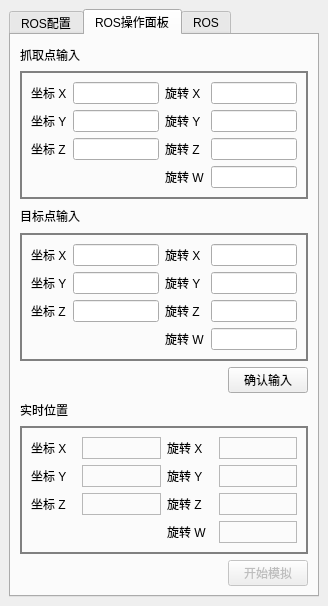
First picture: the form in src/test_gui/ui/main_window.ui, repository DannyJuly/viwistar_gui, before the edit.
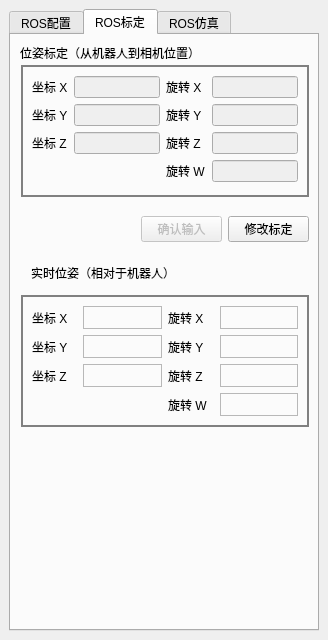
Second picture: the form after the edit. The open tabs and pages were chosen to show the change. Icons and pictures are not drawn.

Diff of the .ui file:
```diff
--- a/src/test_gui/ui/main_window.ui
+++ b/src/test_gui/ui/main_window.ui
@@ -7,13 +7,13 @@
     <x>0</x>
     <y>0</y>
     <width>328</width>
-    <height>606</height>
+    <height>640</height>
    </rect>
   </property>
   <property name="minimumSize">
    <size>
     <width>328</width>
-    <height>606</height>
+    <height>640</height>
    </size>
   </property>
   <property name="maximumSize">
@@ -495,225 +495,441 @@
       </widget>
       <widget class="QWidget" name="Ros_control">
        <attribute name="title">
-        <string>ROS操作面板</string>
+        <string>ROS标定</string>
+       </attribute>
+       <widget class="QLabel" name="label_4">
+        <property name="geometry">
+         <rect>
+          <x>9</x>
+          <y>9</y>
+          <width>180</width>
+          <height>18</height>
+         </rect>
+        </property>
+        <property name="text">
+         <string>位姿标定（从机器人到相机位置）</string>
+        </property>
+       </widget>
+       <widget class="QGroupBox" name="origin_input_2">
+        <property name="enabled">
+         <bool>true</bool>
+        </property>
+        <property name="geometry">
+         <rect>
+          <x>10</x>
+          <y>30</y>
+          <width>288</width>
+          <height>132</height>
+         </rect>
+        </property>
+        <property name="styleSheet">
+         <string notr="true">QGroupBox{
+border-width:2px;
+border-style:solid;
+border-color:gray;
+margin-top:0.5ex;
+}</string>
+        </property>
+        <property name="title">
+         <string/>
+        </property>
+        <layout class="QGridLayout" name="gridLayout_9">
+         <item row="0" column="1">
+          <widget class="QLineEdit" name="lineEdit_calibration_x">
+           <property name="enabled">
+            <bool>false</bool>
+           </property>
+           <property name="text">
+            <string/>
+           </property>
+          </widget>
+         </item>
+         <item row="0" column="3">
+          <widget class="QLineEdit" name="lineEdit_calibration_rotation_x">
+           <property name="enabled">
+            <bool>false</bool>
+           </property>
+          </widget>
+         </item>
+         <item row="1" column="3">
+          <widget class="QLineEdit" name="lineEdit_calibration_rotation_y">
+           <property name="enabled">
+            <bool>false</bool>
+           </property>
+          </widget>
+         </item>
+         <item row="0" column="2">
+          <widget class="QLabel" name="label_32">
+           <property name="text">
+            <string>旋转 X</string>
+           </property>
+          </widget>
+         </item>
+         <item row="1" column="1">
+          <widget class="QLineEdit" name="lineEdit_calibration_y">
+           <property name="enabled">
+            <bool>false</bool>
+           </property>
+          </widget>
+         </item>
+         <item row="1" column="0">
+          <widget class="QLabel" name="label_33">
+           <property name="text">
+            <string>坐标 Y</string>
+           </property>
+          </widget>
+         </item>
+         <item row="0" column="0">
+          <widget class="QLabel" name="label_34">
+           <property name="text">
+            <string>坐标 X</string>
+           </property>
+          </widget>
+         </item>
+         <item row="2" column="1">
+          <widget class="QLineEdit" name="lineEdit_calibration_z">
+           <property name="enabled">
+            <bool>false</bool>
+           </property>
+          </widget>
+         </item>
+         <item row="2" column="2">
+          <widget class="QLabel" name="label_37">
+           <property name="text">
+            <string>旋转 Z</string>
+           </property>
+          </widget>
+         </item>
+         <item row="2" column="0">
+          <widget class="QLabel" name="label_39">
+           <property name="text">
+            <string>坐标 Z</string>
+           </property>
+          </widget>
+         </item>
+         <item row="2" column="3">
+          <widget class="QLineEdit" name="lineEdit_calibration_rotation_z">
+           <property name="enabled">
+            <bool>false</bool>
+           </property>
+          </widget>
+         </item>
+         <item row="1" column="2">
+          <widget class="QLabel" name="label_40">
+           <property name="text">
+            <string>旋转 Y</string>
+           </property>
+          </widget>
+         </item>
+         <item row="3" column="2">
+          <widget class="QLabel" name="label_41">
+           <property name="text">
+            <string>旋转 W</string>
+           </property>
+          </widget>
+         </item>
+         <item row="3" column="3">
+          <widget class="QLineEdit" name="lineEdit_calibration_rotation_w">
+           <property name="enabled">
+            <bool>false</bool>
+           </property>
+          </widget>
+         </item>
+        </layout>
+       </widget>
+       <widget class="QLabel" name="label_5">
+        <property name="geometry">
+         <rect>
+          <x>20</x>
+          <y>230</y>
+          <width>171</width>
+          <height>16</height>
+         </rect>
+        </property>
+        <property name="text">
+         <string>实时位姿（相对于机器人）</string>
+        </property>
+       </widget>
+       <widget class="QGroupBox" name="groupBox_6">
+        <property name="geometry">
+         <rect>
+          <x>10</x>
+          <y>260</y>
+          <width>288</width>
+          <height>132</height>
+         </rect>
+        </property>
+        <property name="styleSheet">
+         <string notr="true">QGroupBox{
+border-width:2px;
+border-style:solid;
+border-color:gray;
+margin-top:0.5ex;
+}</string>
+        </property>
+        <property name="title">
+         <string/>
+        </property>
+        <layout class="QGridLayout" name="gridLayout_10">
+         <item row="0" column="1">
+          <widget class="QLabel" name="label_realtime_x_2">
+           <property name="frameShape">
+            <enum>QFrame::StyledPanel</enum>
+           </property>
+           <property name="frameShadow">
+            <enum>QFrame::Raised</enum>
+           </property>
+           <property name="text">
+            <string/>
+           </property>
+          </widget>
+         </item>
+         <item row="0" column="4">
+          <widget class="QLabel" name="label_realtime_rotation_x_2">
+           <property name="frameShape">
+            <enum>QFrame::StyledPanel</enum>
+           </property>
+           <property name="frameShadow">
+            <enum>QFrame::Raised</enum>
+           </property>
+           <property name="text">
+            <string/>
+           </property>
+          </widget>
+         </item>
+         <item row="1" column="1">
+          <widget class="QLabel" name="label_realtime_y_2">
+           <property name="frameShape">
+            <enum>QFrame::StyledPanel</enum>
+           </property>
+           <property name="frameShadow">
+            <enum>QFrame::Raised</enum>
+           </property>
+           <property name="text">
+            <string/>
+           </property>
+          </widget>
+         </item>
+         <item row="0" column="0">
+          <widget class="QLabel" name="label_42">
+           <property name="minimumSize">
+            <size>
+             <width>45</width>
+             <height>22</height>
+            </size>
+           </property>
+           <property name="maximumSize">
+            <size>
+             <width>45</width>
+             <height>16777215</height>
+            </size>
+           </property>
+           <property name="text">
+            <string>坐标 X</string>
+           </property>
+          </widget>
+         </item>
+         <item row="2" column="0">
+          <widget class="QLabel" name="label_43">
+           <property name="minimumSize">
+            <size>
+             <width>45</width>
+             <height>22</height>
+            </size>
+           </property>
+           <property name="maximumSize">
+            <size>
+             <width>37</width>
+             <height>16777215</height>
+            </size>
+           </property>
+           <property name="text">
+            <string>坐标 Z</string>
+           </property>
+          </widget>
+         </item>
+         <item row="2" column="3">
+          <widget class="QLabel" name="label_44">
+           <property name="minimumSize">
+            <size>
+             <width>46</width>
+             <height>22</height>
+            </size>
+           </property>
+           <property name="maximumSize">
+            <size>
+             <width>45</width>
+             <height>16777215</height>
+            </size>
+           </property>
+           <property name="text">
+            <string>旋转 Z</string>
+           </property>
+          </widget>
+         </item>
+         <item row="1" column="0">
+          <widget class="QLabel" name="label_45">
+           <property name="minimumSize">
+            <size>
+             <width>45</width>
+             <height>22</height>
+            </size>
+           </property>
+           <property name="maximumSize">
+            <size>
+             <width>37</width>
+             <height>16777215</height>
+            </size>
+           </property>
+           <property name="text">
+            <string>坐标 Y</string>
+           </property>
+          </widget>
+         </item>
+         <item row="0" column="3">
+          <widget class="QLabel" name="label_46">
+           <property name="minimumSize">
+            <size>
+             <width>46</width>
+             <height>22</height>
+            </size>
+           </property>
+           <property name="maximumSize">
+            <size>
+             <width>45</width>
+             <height>16777215</height>
+            </size>
+           </property>
+           <property name="text">
+            <string>旋转 X</string>
+           </property>
+          </widget>
+         </item>
+         <item row="1" column="4">
+          <widget class="QLabel" name="label_realtime_rotation_y_2">
+           <property name="frameShape">
+            <enum>QFrame::StyledPanel</enum>
+           </property>
+           <property name="frameShadow">
+            <enum>QFrame::Raised</enum>
+           </property>
+           <property name="text">
+            <string/>
+           </property>
+          </widget>
+         </item>
+         <item row="2" column="4">
+          <widget class="QLabel" name="label_realtime_rotation_z_2">
+           <property name="frameShape">
+            <enum>QFrame::StyledPanel</enum>
+           </property>
+           <property name="frameShadow">
+            <enum>QFrame::Raised</enum>
+           </property>
+           <property name="text">
+            <string/>
+           </property>
+          </widget>
+         </item>
+         <item row="1" column="3">
+          <widget class="QLabel" name="label_47">
+           <property name="minimumSize">
+            <size>
+             <width>46</width>
+             <height>22</height>
+            </size>
+           </property>
+           <property name="maximumSize">
+            <size>
+             <width>45</width>
+             <height>16777215</height>
+            </size>
+           </property>
+           <property name="text">
+            <string>旋转 Y</string>
+           </property>
+          </widget>
+         </item>
+         <item row="2" column="1">
+          <widget class="QLabel" name="label_realtime_z_2">
+           <property name="frameShape">
+            <enum>QFrame::StyledPanel</enum>
+           </property>
+           <property name="text">
+            <string/>
+           </property>
+          </widget>
+         </item>
+         <item row="3" column="3">
+          <widget class="QLabel" name="label_48">
+           <property name="minimumSize">
+            <size>
+             <width>46</width>
+             <height>22</height>
+            </size>
+           </property>
+           <property name="maximumSize">
+            <size>
+             <width>45</width>
+             <height>16777215</height>
+            </size>
+           </property>
+           <property name="text">
+            <string>旋转 W</string>
+           </property>
+          </widget>
+         </item>
+         <item row="3" column="4">
+          <widget class="QLabel" name="label_realtime_rotation_w_2">
+           <property name="frameShape">
+            <enum>QFrame::StyledPanel</enum>
+           </property>
+           <property name="frameShadow">
+            <enum>QFrame::Raised</enum>
+           </property>
+           <property name="text">
+            <string/>
+           </property>
+          </widget>
+         </item>
+        </layout>
+       </widget>
+       <widget class="QWidget" name="">
+        <property name="geometry">
+         <rect>
+          <x>130</x>
+          <y>180</y>
+          <width>168</width>
+          <height>28</height>
+         </rect>
+        </property>
+        <layout class="QHBoxLayout" name="horizontalLayout">
+         <item>
+          <widget class="QPushButton" name="button_calibration_confirm">
+           <property name="enabled">
+            <bool>false</bool>
+           </property>
+           <property name="text">
+            <string>确认输入</string>
+           </property>
+          </widget>
+         </item>
+         <item>
+          <widget class="QPushButton" name="button_calibration_edit">
+           <property name="text">
+            <string>修改标定</string>
+           </property>
+          </widget>
+         </item>
+        </layout>
+       </widget>
+      </widget>
+      <widget class="QWidget" name="Ros_simulation">
+       <attribute name="title">
+        <string>ROS仿真</string>
        </attribute>
        <layout class="QGridLayout" name="gridLayout_5">
-        <item row="0" column="0">
-         <widget class="QLabel" name="label_10">
-          <property name="text">
-           <string>抓取点输入</string>
-          </property>
-         </widget>
-        </item>
-        <item row="1" column="0" colspan="3">
-         <widget class="QGroupBox" name="groupBox_3">
-          <property name="styleSheet">
-           <string notr="true">QGroupBox{
-border-width:2px;
-border-style:solid;
-border-color:gray;
-margin-top:0.5ex;
-}</string>
-          </property>
-          <property name="title">
-           <string/>
-          </property>
-          <layout class="QGridLayout" name="gridLayout_3">
-           <item row="1" column="2">
-            <widget class="QLabel" name="label_24">
-             <property name="text">
-              <string>旋转 Y</string>
-             </property>
-            </widget>
-           </item>
-           <item row="1" column="0">
-            <widget class="QLabel" name="label_12">
-             <property name="text">
-              <string>坐标 Y</string>
-             </property>
-            </widget>
-           </item>
-           <item row="2" column="1">
-            <widget class="QLineEdit" name="lineEdit_origin_z"/>
-           </item>
-           <item row="0" column="2">
-            <widget class="QLabel" name="label_23">
-             <property name="text">
-              <string>旋转 X</string>
-             </property>
-            </widget>
-           </item>
-           <item row="0" column="0">
-            <widget class="QLabel" name="label_11">
-             <property name="text">
-              <string>坐标 X</string>
-             </property>
-            </widget>
-           </item>
-           <item row="0" column="3">
-            <widget class="QLineEdit" name="lineEdit_origin_rotation_x"/>
-           </item>
-           <item row="1" column="3">
-            <widget class="QLineEdit" name="lineEdit_origin_rotation_y"/>
-           </item>
-           <item row="2" column="0">
-            <widget class="QLabel" name="label_13">
-             <property name="text">
-              <string>坐标 Z</string>
-             </property>
-            </widget>
-           </item>
-           <item row="3" column="2">
-            <widget class="QLabel" name="label_35">
-             <property name="text">
-              <string>旋转 W</string>
-             </property>
-            </widget>
-           </item>
-           <item row="3" column="3">
-            <widget class="QLineEdit" name="lineEdit_origin_rotation_w"/>
-           </item>
-           <item row="2" column="3">
-            <widget class="QLineEdit" name="lineEdit_origin_rotation_z"/>
-           </item>
-           <item row="0" column="1">
-            <widget class="QLineEdit" name="lineEdit_origin_x"/>
-           </item>
-           <item row="1" column="1">
-            <widget class="QLineEdit" name="lineEdit_origin_y"/>
-           </item>
-           <item row="2" column="2">
-            <widget class="QLabel" name="label_22">
-             <property name="text">
-              <string>旋转 Z</string>
-             </property>
-            </widget>
-           </item>
-          </layout>
-         </widget>
-        </item>
-        <item row="2" column="0">
-         <widget class="QLabel" name="label_20">
-          <property name="text">
-           <string>目标点输入</string>
-          </property>
-         </widget>
-        </item>
-        <item row="3" column="0" colspan="3">
-         <widget class="QGroupBox" name="groupBox_4">
-          <property name="styleSheet">
-           <string notr="true">QGroupBox{
-border-width:2px;
-border-style:solid;
-border-color:gray;
-margin-top:0.5ex;
-}</string>
-          </property>
-          <property name="title">
-           <string/>
-          </property>
-          <layout class="QGridLayout" name="gridLayout_7">
-           <item row="2" column="1">
-            <widget class="QLineEdit" name="lineEdit_target_z"/>
-           </item>
-           <item row="1" column="0">
-            <widget class="QLabel" name="label_15">
-             <property name="text">
-              <string>坐标 Y</string>
-             </property>
-            </widget>
-           </item>
-           <item row="0" column="3">
-            <widget class="QLineEdit" name="lineEdit_target_rotation_x"/>
-           </item>
-           <item row="1" column="3">
-            <widget class="QLineEdit" name="lineEdit_target_rotation_y"/>
-           </item>
-           <item row="0" column="1">
-            <widget class="QLineEdit" name="lineEdit_target_x"/>
-           </item>
-           <item row="1" column="1">
-            <widget class="QLineEdit" name="lineEdit_target_y"/>
-           </item>
-           <item row="2" column="2">
-            <widget class="QLabel" name="label_27">
-             <property name="text">
-              <string>旋转 Z</string>
-             </property>
-            </widget>
-           </item>
-           <item row="1" column="2">
-            <widget class="QLabel" name="label_26">
-             <property name="text">
-              <string>旋转 Y</string>
-             </property>
-            </widget>
-           </item>
-           <item row="0" column="2">
-            <widget class="QLabel" name="label_25">
-             <property name="text">
-              <string>旋转 X</string>
-             </property>
-            </widget>
-           </item>
-           <item row="0" column="0">
-            <widget class="QLabel" name="label_14">
-             <property name="text">
-              <string>坐标 X</string>
-             </property>
-            </widget>
-           </item>
-           <item row="2" column="3">
-            <widget class="QLineEdit" name="lineEdit_target_rotation_z"/>
-           </item>
-           <item row="2" column="0">
-            <widget class="QLabel" name="label_16">
-             <property name="text">
-              <string>坐标 Z</string>
-             </property>
-            </widget>
-           </item>
-           <item row="3" column="2">
-            <widget class="QLabel" name="label_36">
-             <property name="text">
-              <string>旋转 W</string>
-             </property>
-            </widget>
-           </item>
-           <item row="3" column="3">
-            <widget class="QLineEdit" name="lineEdit_target_rotation_w"/>
-           </item>
-          </layout>
-         </widget>
-        </item>
-        <item row="4" column="1">
-         <spacer name="horizontalSpacer_11">
-          <property name="orientation">
-           <enum>Qt::Horizontal</enum>
-          </property>
-          <property name="sizeHint" stdset="0">
-           <size>
-            <width>133</width>
-            <height>20</height>
-           </size>
-          </property>
-         </spacer>
-        </item>
-        <item row="4" column="2">
-         <widget class="QPushButton" name="confirm_input">
-          <property name="text">
-           <string>确认输入</string>
-          </property>
-         </widget>
-        </item>
-        <item row="5" column="0" colspan="2">
-         <widget class="QLabel" name="label_21">
-          <property name="text">
-           <string>实时位置</string>
-          </property>
-         </widget>
-        </item>
-        <item row="6" column="0" colspan="3">
+        <item row="7" column="0" colspan="3">
          <widget class="QGroupBox" name="groupBox_5">
           <property name="styleSheet">
            <string notr="true">QGroupBox{
@@ -951,7 +1167,7 @@
           </layout>
          </widget>
         </item>
-        <item row="7" column="1">
+        <item row="8" column="1">
          <spacer name="horizontalSpacer_7">
           <property name="orientation">
            <enum>Qt::Horizontal</enum>
@@ -964,7 +1180,7 @@
           </property>
          </spacer>
         </item>
-        <item row="7" column="2">
+        <item row="8" column="2">
          <widget class="QPushButton" name="button_begin_simulation">
           <property name="enabled">
            <bool>false</bool>
@@ -974,6 +1190,255 @@
           </property>
          </widget>
         </item>
+        <item row="5" column="1">
+         <spacer name="horizontalSpacer_11">
+          <property name="orientation">
+           <enum>Qt::Horizontal</enum>
+          </property>
+          <property name="sizeHint" stdset="0">
+           <size>
+            <width>133</width>
+            <height>20</height>
+           </size>
+          </property>
+         </spacer>
+        </item>
+        <item row="5" column="2">
+         <widget class="QPushButton" name="confirm_input">
+          <property name="text">
+           <string>确认输入</string>
+          </property>
+         </widget>
+        </item>
+        <item row="6" column="0" colspan="2">
+         <widget class="QLabel" name="label_21">
+          <property name="text">
+           <string>实时位置</string>
+          </property>
+         </widget>
+        </item>
+        <item row="4" column="0" colspan="3">
+         <widget class="QGroupBox" name="groupBox_4">
+          <property name="styleSheet">
+           <string notr="true">QGroupBox{
+border-width:2px;
+border-style:solid;
+border-color:gray;
+margin-top:0.5ex;
+}</string>
+          </property>
+          <property name="title">
+           <string/>
+          </property>
+          <layout class="QGridLayout" name="gridLayout_7">
+           <item row="0" column="0">
+            <widget class="QLabel" name="label_14">
+             <property name="text">
+              <string>坐标 X</string>
+             </property>
+            </widget>
+           </item>
+           <item row="0" column="1">
+            <widget class="QLineEdit" name="lineEdit_target_x"/>
+           </item>
+           <item row="0" column="2">
+            <widget class="QLabel" name="label_25">
+             <property name="text">
+              <string>旋转 X</string>
+             </property>
+            </widget>
+           </item>
+           <item row="0" column="3">
+            <widget class="QLineEdit" name="lineEdit_target_rotation_x"/>
+           </item>
+           <item row="1" column="0">
+            <widget class="QLabel" name="label_15">
+             <property name="text">
+              <string>坐标 Y</string>
+             </property>
+            </widget>
+           </item>
+           <item row="1" column="1">
+            <widget class="QLineEdit" name="lineEdit_target_y"/>
+           </item>
+           <item row="1" column="2">
+            <widget class="QLabel" name="label_26">
+             <property name="text">
+              <string>旋转 Y</string>
+             </property>
+            </widget>
+           </item>
+           <item row="1" column="3">
+            <widget class="QLineEdit" name="lineEdit_target_rotation_y"/>
+           </item>
+           <item row="2" column="0">
+            <widget class="QLabel" name="label_16">
+             <property name="text">
+              <string>坐标 Z</string>
+             </property>
+            </widget>
+           </item>
+           <item row="2" column="1">
+            <widget class="QLineEdit" name="lineEdit_target_z"/>
+           </item>
+           <item row="2" column="2">
+            <widget class="QLabel" name="label_27">
+             <property name="text">
+              <string>旋转 Z</string>
+             </property>
+            </widget>
+           </item>
+           <item row="2" column="3">
+            <widget class="QLineEdit" name="lineEdit_target_rotation_z"/>
+           </item>
+           <item row="3" column="2">
+            <widget class="QLabel" name="label_36">
+             <property name="text">
+              <string>旋转 W</string>
+             </property>
+            </widget>
+           </item>
+           <item row="3" column="3">
+            <widget class="QLineEdit" name="lineEdit_target_rotation_w"/>
+           </item>
+          </layout>
+         </widget>
+        </item>
+        <item row="0" column="0">
+         <widget class="QLabel" name="label_10">
+          <property name="text">
+           <string>抓取点输入</string>
+          </property>
+         </widget>
+        </item>
+        <item row="1" column="0" colspan="3">
+         <widget class="QGroupBox" name="origin_input">
+          <property name="enabled">
+           <bool>true</bool>
+          </property>
+          <property name="styleSheet">
+           <string notr="true">QGroupBox{
+border-width:2px;
+border-style:solid;
+border-color:gray;
+margin-top:0.5ex;
+}</string>
+          </property>
+          <property name="title">
+           <string/>
+          </property>
+          <layout class="QGridLayout" name="gridLayout_3">
+           <item row="0" column="1">
+            <widget class="QLineEdit" name="lineEdit_origin_x">
+             <property name="enabled">
+              <bool>true</bool>
+             </property>
+             <property name="text">
+              <string/>
+             </property>
+            </widget>
+           </item>
+           <item row="0" column="3">
+            <widget class="QLineEdit" name="lineEdit_origin_rotation_x"/>
+           </item>
+           <item row="1" column="3">
+            <widget class="QLineEdit" name="lineEdit_origin_rotation_y"/>
+           </item>
+           <item row="0" column="2">
+            <widget class="QLabel" name="label_23">
+             <property name="text">
+              <string>旋转 X</string>
+             </property>
+            </widget>
+           </item>
+           <item row="1" column="1">
+            <widget class="QLineEdit" name="lineEdit_origin_y"/>
+           </item>
+           <item row="1" column="0">
+            <widget class="QLabel" name="label_12">
+             <property name="text">
+              <string>坐标 Y</string>
+             </property>
+            </widget>
+           </item>
+           <item row="0" column="0">
+            <widget class="QLabel" name="label_11">
+             <property name="text">
+              <string>坐标 X</string>
+             </property>
+            </widget>
+           </item>
+           <item row="2" column="1">
+            <widget class="QLineEdit" name="lineEdit_origin_z"/>
+           </item>
+           <item row="2" column="2">
+            <widget class="QLabel" name="label_22">
+             <property name="text">
+              <string>旋转 Z</string>
+             </property>
+            </widget>
+           </item>
+           <item row="2" column="0">
+            <widget class="QLabel" name="label_13">
+             <property name="text">
+              <string>坐标 Z</string>
+             </property>
+            </widget>
+           </item>
+           <item row="2" column="3">
+            <widget class="QLineEdit" name="lineEdit_origin_rotation_z"/>
+           </item>
+           <item row="1" column="2">
+            <widget class="QLabel" name="label_24">
+             <property name="text">
+              <string>旋转 Y</string>
+             </property>
+            </widget>
+           </item>
+           <item row="3" column="2">
+            <widget class="QLabel" name="label_35">
+             <property name="text">
+              <string>旋转 W</string>
+             </property>
+            </widget>
+           </item>
+           <item row="3" column="3">
+            <widget class="QLineEdit" name="lineEdit_origin_rotation_w"/>
+           </item>
+           <item row="3" column="0">
+            <widget class="QLabel" name="label_31">
+             <property name="text">
+              <string>开合 Ｇ</string>
+             </property>
+            </widget>
+           </item>
+           <item row="3" column="1">
+            <widget class="QLineEdit" name="lineEdit_origin_gripper"/>
+           </item>
+          </layout>
+         </widget>
+        </item>
+        <item row="2" column="2">
+         <widget class="QComboBox" name="origin_input_model">
+          <item>
+           <property name="text">
+            <string>手动输入</string>
+           </property>
+          </item>
+          <item>
+           <property name="text">
+            <string>相机读取</string>
+           </property>
+          </item>
+         </widget>
+        </item>
+        <item row="3" column="0">
+         <widget class="QLabel" name="label_20">
+          <property name="text">
+           <string>目标点输入</string>
+          </property>
+         </widget>
+        </item>
        </layout>
        <zorder>label_10</zorder>
        <zorder>groupBox_3</zorder>
@@ -985,112 +1450,9 @@
        <zorder>label_20</zorder>
        <zorder>groupBox_5</zorder>
        <zorder>button_begin_simulation</zorder>
-      </widget>
-      <widget class="QWidget" name="tab_status">
-       <attribute name="title">
-        <string>ROS</string>
-       </attribute>
-       <layout class="QVBoxLayout" name="verticalLayout_2">
-        <item>
-         <widget class="QGroupBox" name="groupBox_12">
-          <property name="sizePolicy">
-           <sizepolicy hsizetype="MinimumExpanding" vsizetype="Preferred">
-            <horstretch>0</horstretch>
-            <verstretch>0</verstretch>
-           </sizepolicy>
-          </property>
-          <property name="title">
-           <string>Logging</string>
-          </property>
-          <layout class="QVBoxLayout" name="verticalLayout_4">
-           <item>
-            <layout class="QHBoxLayout" name="horizontalLayout">
-             <item>
-              <spacer name="horizontalSpacer_2">
-               <property name="orientation">
-                <enum>Qt::Horizontal</enum>
-               </property>
-               <property name="sizeHint" stdset="0">
-                <size>
-                 <width>40</width>
-                 <height>20</height>
-                </size>
-               </property>
-              </spacer>
-             </item>
-             <item>
-              <widget class="QLabel" name="label_4">
-               <property name="text">
-                <string>Publisher</string>
-               </property>
-              </widget>
-             </item>
-             <item>
-              <spacer name="horizontalSpacer_3">
-               <property name="orientation">
-                <enum>Qt::Horizontal</enum>
-               </property>
-               <property name="sizeHint" stdset="0">
-                <size>
-                 <width>40</width>
-                 <height>20</height>
-                </size>
-               </property>
-              </spacer>
-             </item>
-            </layout>
-           </item>
-           <item>
-            <widget class="QListView" name="view_logging">
-             <property name="autoScroll">
-              <bool>true</bool>
-             </property>
-            </widget>
-           </item>
-           <item>
-            <layout class="QHBoxLayout" name="horizontalLayout_2">
-             <item>
-              <spacer name="horizontalSpacer_5">
-               <property name="orientation">
-                <enum>Qt::Horizontal</enum>
-               </property>
-               <property name="sizeHint" stdset="0">
-                <size>
-                 <width>40</width>
-                 <height>20</height>
-                </size>
-               </property>
-              </spacer>
-             </item>
-             <item>
-              <widget class="QLabel" name="label_5">
-               <property name="text">
-                <string>Subscriber</string>
-               </property>
-              </widget>
-             </item>
-             <item>
-              <spacer name="horizontalSpacer_4">
-               <property name="orientation">
-                <enum>Qt::Horizontal</enum>
-               </property>
-               <property name="sizeHint" stdset="0">
-                <size>
-                 <width>40</width>
-                 <height>20</height>
-                </size>
-               </property>
-              </spacer>
-             </item>
-            </layout>
-           </item>
-           <item>
-            <widget class="QListView" name="view_listen"/>
-           </item>
-          </layout>
-         </widget>
-        </item>
-       </layout>
+       <zorder>origin_input</zorder>
+       <zorder>origin_input_model</zorder>
+       <zorder>label_20</zorder>
       </widget>
      </widget>
     </item>
```
Left out of the diff: 33 changed lines with no effect on the pictures.
